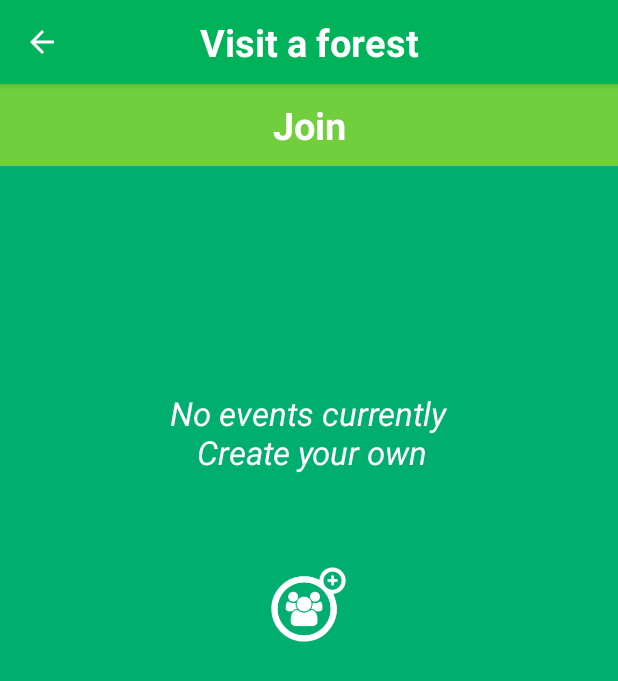
After one commit to vibhor-mungee/iForest, an Android app: the JoinActivity screen opened directly, with no data from a screen before it, on a phone screen of 412 x 824 dp. The commit adds this screen. Shown: the top 681 px of the screen. Run offline under Robolectric (Android 15) with nearby library versions, the phone set to English and light mode, and no system bars.

Commit message:
Merged changes- Added Join Activity & Invite Friends activity and linked them to parent

```diff
--- /dev/null
+++ b/app/src/main/java/com/ioraecological/ifp/JoinActivity.java
@@ -0,0 +1,19 @@
+package com.ioraecological.ifp;
+
+import android.os.Bundle;
+import android.support.v7.app.AppCompatActivity;
+import android.support.v7.widget.Toolbar;
+
+public class JoinActivity extends AppCompatActivity {
+
+    @Override
+    protected void onCreate(Bundle savedInstanceState) {
+        super.onCreate(savedInstanceState);
+        setContentView(R.layout.activity_join);
+        Toolbar toolbar = (Toolbar) findViewById(R.id.toolbar);
+        toolbar.setTitle("");
+        setSupportActionBar(toolbar);
+        getSupportActionBar().setDisplayHomeAsUpEnabled(true);
+    }
+
+}
--- a/app/src/main/java/com/ioraecological/ifp/VisitForestActivity.java
+++ b/app/src/main/java/com/ioraecological/ifp/VisitForestActivity.java
@@ -29,6 +29,7 @@ public class VisitForestActivity extends AppCompatActivity implements View.OnCli
 
         forestEvents = (Button) findViewById(R.id.forest_events);
         forestEvents.setOnClickListener(this);
+        getSupportActionBar().setDisplayHomeAsUpEnabled(true);
 
     }
 
@@ -42,6 +43,8 @@ public class VisitForestActivity extends AppCompatActivity implements View.OnCli
             case R.id.locate_on_map:
                 break;
             case R.id.forest_events:
+                Intent i3 = new Intent(VisitForestActivity.this, EventActivity.class);
+                startActivity(i3);
                 break;
         }
 
--- /dev/null
+++ b/app/src/main/res/layout/activity_join.xml
@@ -0,0 +1,39 @@
+<?xml version="1.0" encoding="utf-8"?>
+<android.support.design.widget.CoordinatorLayout xmlns:android="http://schemas.android.com/apk/res/android"
+    xmlns:app="http://schemas.android.com/apk/res-auto"
+    xmlns:tools="http://schemas.android.com/tools"
+    android:layout_width="match_parent"
+    android:layout_height="match_parent"
+    android:fitsSystemWindows="true"
+    tools:context="com.ioraecological.ifp.JoinActivity">
+
+    <android.support.design.widget.AppBarLayout
+        android:layout_width="match_parent"
+        android:layout_height="wrap_content"
+        android:theme="@style/AppTheme.AppBarOverlay">
+
+        <android.support.v7.widget.Toolbar
+            android:id="@+id/toolbar"
+            android:layout_width="match_parent"
+            android:layout_height="?attr/actionBarSize"
+            android:background="@color/colorGreenTitle"
+            app:popupTheme="@style/AppTheme.PopupOverlay">
+
+            <TextView
+                android:layout_width="wrap_content"
+                android:layout_height="wrap_content"
+                android:layout_gravity="center"
+                android:text="Visit a forest"
+                android:textColor="#ffffff"
+                android:textSize="25dp"
+                android:textStyle="bold" />
+
+
+        </android.support.v7.widget.Toolbar>
+
+    </android.support.design.widget.AppBarLayout>
+
+    <include layout="@layout/content_join" />
+
+
+</android.support.design.widget.CoordinatorLayout>
--- /dev/null
+++ b/app/src/main/res/layout/content_join.xml
@@ -0,0 +1,50 @@
+<?xml version="1.0" encoding="utf-8"?>
+<RelativeLayout xmlns:android="http://schemas.android.com/apk/res/android"
+    xmlns:app="http://schemas.android.com/apk/res-auto"
+    xmlns:tools="http://schemas.android.com/tools"
+    android:layout_width="match_parent"
+    android:layout_height="match_parent"
+    android:background="@color/colorGreenBackground"
+    app:layout_behavior="@string/appbar_scrolling_view_behavior"
+    tools:context="com.ioraecological.ifp.JoinActivity"
+    tools:showIn="@layout/activity_join">
+
+    <TextView
+        android:id="@+id/textView2"
+        android:layout_width="match_parent"
+        android:layout_height="wrap_content"
+        android:layout_alignParentEnd="false"
+        android:layout_alignParentStart="false"
+        android:layout_alignParentTop="true"
+        android:autoText="false"
+        android:background="@color/colorGreenSecondTitle"
+        android:gravity="center_vertical|center_horizontal"
+        android:padding="10dp"
+        android:text="Join"
+        android:textColor="#ffffff"
+        android:textSize="25dp"
+        android:textStyle="bold" />
+
+    <TextView
+        android:id="@+id/textView6"
+        android:layout_width="wrap_content"
+        android:layout_height="wrap_content"
+        android:layout_below="@+id/textView2"
+        android:layout_centerHorizontal="true"
+        android:layout_marginTop="150dp"
+        android:gravity="center"
+        android:text="No events currently\n Create your own"
+        android:textAppearance="?android:attr/textAppearanceLarge"
+        android:textColor="#ffffff"
+        android:textStyle="italic" />
+
+    <ImageView
+        android:id="@+id/imageView11"
+        android:layout_width="50dp"
+        android:layout_height="50dp"
+        android:layout_below="@+id/textView6"
+        android:layout_centerHorizontal="true"
+        android:layout_marginTop="62dp"
+        android:src="@drawable/create_event" />
+
+</RelativeLayout>
--- a/app/src/main/res/values/strings.xml
+++ b/app/src/main/res/values/strings.xml
@@ -24,4 +24,6 @@
     <string name="title_activity_search_nearby_forest">SearchNearbyForest</string>
     <string name="title_activity_event">EventActivity</string>
     <string name="title_activity_plan">PlanActivity</string>
+    <string name="title_activity_join">Join Event</string>
+    <string name="title_activity_invite_friend">Invite Friends</string>
 </resources>
```
Also changed, not shown: app/src/main/AndroidManifest.xml (+18 -0 lines), app/src/main/java/com/ioraecological/ifp/EventActivity.java (+43 -1 lines), app/src/main/java/com/ioraecological/ifp/InviteFriendActivity.java (added, +19 -0 lines), app/src/main/res/layout/activity_invite_friend.xml (added, +39 -0 lines), app/src/main/res/layout/content_invite_friend.xml (added, +76 -0 lines).
